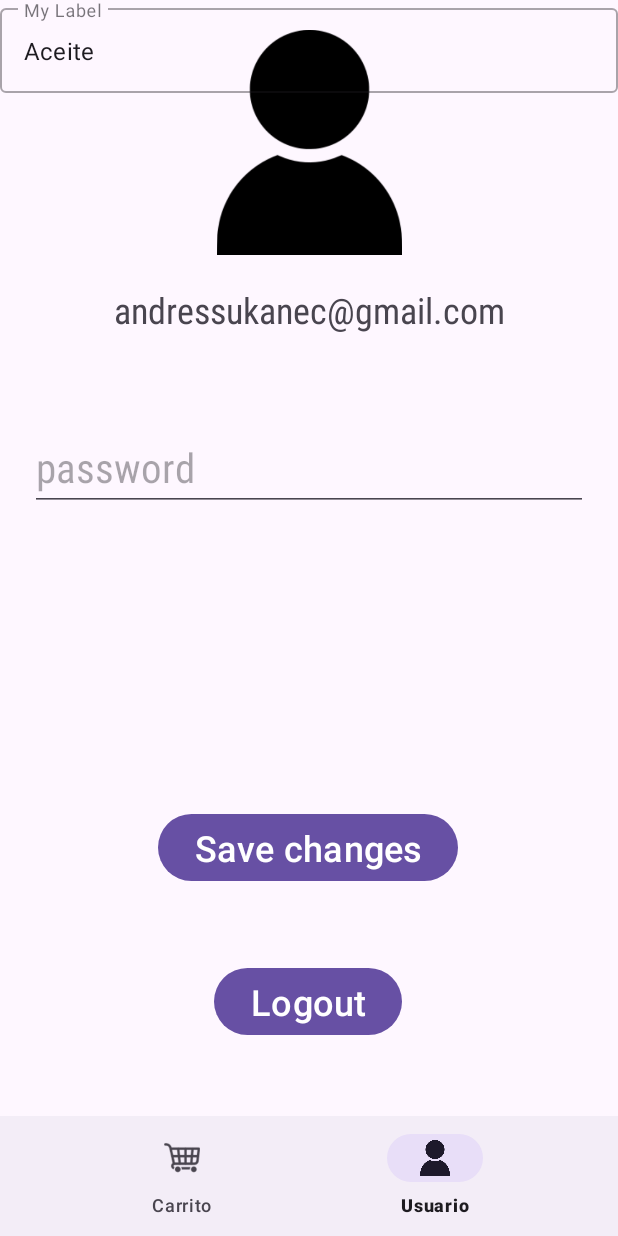
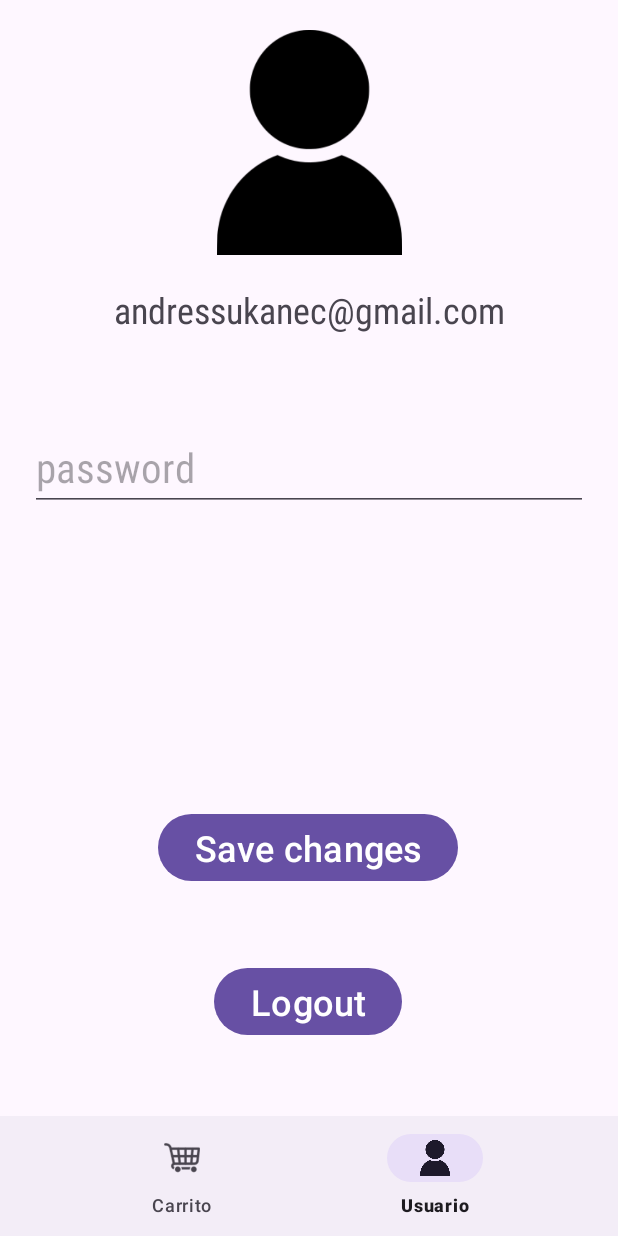
Before and after one commit to suka97/SuperAhorro, an Android app: the screen it shows after launch once a user with an empty profile is signed in (MainActivity), item 2 of the bottom bar chosen, on a phone screen of 412 x 824 dp. Run offline under Robolectric (Android 15) with nearby library versions, the phone set to English and light mode, and no system bars; our stand-ins replace Firebase (no records; nobody signed in at launch, a user with empty details on screens opened directly), Room's generated code, navigation-ui; 2 statements that could not run were skipped.

Commit message:
pasando user_fragment a firebase & viewbinding

```diff
--- a/app/src/main/java/com/suka/superahorro/fragments/UserFragment.kt
+++ b/app/src/main/java/com/suka/superahorro/fragments/UserFragment.kt
@@ -20,51 +20,44 @@ import com.suka.superahorro.activities.LoginActivity
 import com.suka.superahorro.activities.MainActivity
 import com.suka.superahorro.database.AppDatabase
 import com.suka.superahorro.database.UserDao
+import com.suka.superahorro.databinding.FragmentLoginBinding
+import com.suka.superahorro.databinding.FragmentUserBinding
 import com.suka.superahorro.entities.User
 
 class UserFragment : Fragment() {
-    lateinit var v : View
     private val viewModel: UserViewModel by viewModels()
+    private  lateinit var b: FragmentUserBinding
 
-    lateinit var txtEmail: TextView
-    lateinit var txtPass: EditText
-    lateinit var btSave: Button
-    lateinit var btLogout: Button
 
     override fun onCreateView(
         inflater: LayoutInflater, container: ViewGroup?,
         savedInstanceState: Bundle?
     ): View? {
-        v = inflater.inflate(R.layout.fragment_user, container, false)
         viewModel.init(requireContext())
+        b = FragmentUserBinding.inflate(inflater, container, false)
 
-        txtEmail = v.findViewById(R.id.txtEmail_config)
-        txtPass = v.findViewById(R.id.txtPass_config)
-        btSave = v.findViewById(R.id.btSave_config)
-        btLogout = v.findViewById(R.id.btLogout)
-
-        return v
+        return b.root
     }
 
 
     override fun onStart() {
         super.onStart()
 
-        txtEmail.text = viewModel.getUser().mail
+        b.emailTxt.text = viewModel.getUser().mail
 
-        btSave.setOnClickListener {
+        b.saveBt.setOnClickListener {
             val builder = AlertDialog.Builder(context)
             builder.setTitle("Guardar")
             builder.setMessage("¿Está seguro que desea guardar los cambios?")
             builder.setPositiveButton("Sí") { _, _ ->
-                val email = txtEmail.text.toString()
-                val pass = txtPass.text.toString()
+                val email = b.emailTxt.text.toString()
+                val pass = b.passTxt.text.toString()
                 viewModel.updateUser( User(email, pass) )
-                Snackbar.make(v, "Cambios guardados", Snackbar.LENGTH_SHORT).show()
+                Snackbar.make(b.root, "Cambios guardados", Snackbar.LENGTH_SHORT).show()
             }
         }
 
-        btLogout.setOnClickListener{
+        b.logoutBt.setOnClickListener{
             val builder = AlertDialog.Builder(context)
             builder.setTitle("Logout")
             builder.setMessage("¿Está seguro que desea desvincular la cuenta?")
--- a/app/src/main/res/layout/fragment_user.xml
+++ b/app/src/main/res/layout/fragment_user.xml
@@ -8,7 +8,7 @@
     tools:context=".fragments.UserFragment">
 
     <ImageView
-        android:id="@+id/userpic_config"
+        android:id="@+id/picture"
         android:layout_width="150dp"
         android:layout_height="150dp"
         android:layout_marginTop="20dp"
@@ -18,7 +18,7 @@
         app:srcCompat="@drawable/icon_user" />
 
     <TextView
-        android:id="@+id/txtEmail_config"
+        android:id="@+id/email_txt"
         android:layout_width="0dp"
         android:layout_height="wrap_content"
         android:layout_marginTop="20dp"
@@ -29,10 +29,10 @@
         app:layout_constraintEnd_toEndOf="parent"
         app:layout_constraintHorizontal_bias="0.0"
         app:layout_constraintStart_toStartOf="parent"
-        app:layout_constraintTop_toBottomOf="@+id/userpic_config" />
+        app:layout_constraintTop_toBottomOf="@+id/picture" />
 
     <EditText
-        android:id="@+id/txtPass_config"
+        android:id="@+id/pass_txt"
         android:layout_width="0dp"
         android:layout_height="wrap_content"
         android:layout_marginStart="20dp"
@@ -43,24 +43,24 @@
         android:hint="password"
         android:inputType="textPassword"
         android:textSize="27sp"
-        app:layout_constraintEnd_toEndOf="@+id/txtEmail_config"
-        app:layout_constraintStart_toStartOf="@+id/txtEmail_config"
-        app:layout_constraintTop_toBottomOf="@+id/txtEmail_config" />
+        app:layout_constraintEnd_toEndOf="@+id/email_txt"
+        app:layout_constraintStart_toStartOf="@+id/email_txt"
+        app:layout_constraintTop_toBottomOf="@+id/email_txt" />
 
     <Button
-        android:id="@+id/btSave_config"
+        android:id="@+id/save_bt"
         android:layout_width="wrap_content"
         android:layout_height="wrap_content"
         android:layout_marginBottom="50dp"
         android:text="Save changes"
         android:textSize="24sp"
-        app:layout_constraintBottom_toTopOf="@id/btLogout"
+        app:layout_constraintBottom_toTopOf="@id/logout_bt"
         app:layout_constraintEnd_toEndOf="parent"
         app:layout_constraintHorizontal_bias="0.498"
         app:layout_constraintStart_toStartOf="parent" />
 
     <Button
-        android:id="@+id/btLogout"
+        android:id="@+id/logout_bt"
         android:layout_width="wrap_content"
         android:layout_height="wrap_content"
         android:layout_marginBottom="50dp"
@@ -71,19 +71,5 @@
         app:layout_constraintHorizontal_bias="0.498"
         app:layout_constraintStart_toStartOf="parent" />
 
-    <com.google.android.material.textfield.TextInputLayout
-        android:id="@+id/outlinedTextField"
-        android:layout_width="match_parent"
-        android:layout_height="wrap_content"
-        android:hint="My Label"
-        style="@style/Widget.MaterialComponents.TextInputLayout.OutlinedBox">
-
-        <com.google.android.material.textfield.TextInputEditText
-            android:layout_width="match_parent"
-            android:layout_height="wrap_content"
-            android:text="Aceite" />
-
-    </com.google.android.material.textfield.TextInputLayout>
-
 
 </androidx.constraintlayout.widget.ConstraintLayout>
```
